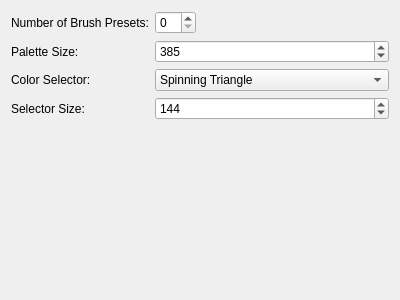
Qt form libs/ui/forms/WdgPopupPaletteSettings.ui (KDE/krita) before a commit.
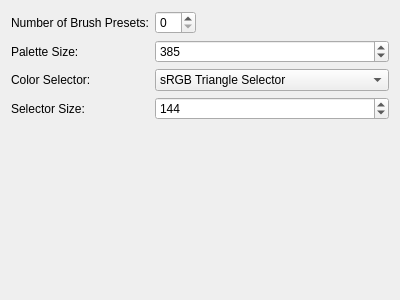
The same form after that commit. Custom widgets are drawn as their Qt base class.

Commit message:
Choose a more suitable name for default palette color selector
...hopefully.
At least the options now consistently contain the word "Selector".

Patch:
```diff
--- a/libs/ui/forms/WdgPopupPaletteSettings.ui
+++ b/libs/ui/forms/WdgPopupPaletteSettings.ui
@@ -65,7 +65,7 @@
     <widget class="QComboBox" name="cmbSelectorType">
      <item>
       <property name="text">
-       <string>Spinning Triangle</string>
+       <string>sRGB Triangle Selector</string>
       </property>
      </item>
      <item>
```
